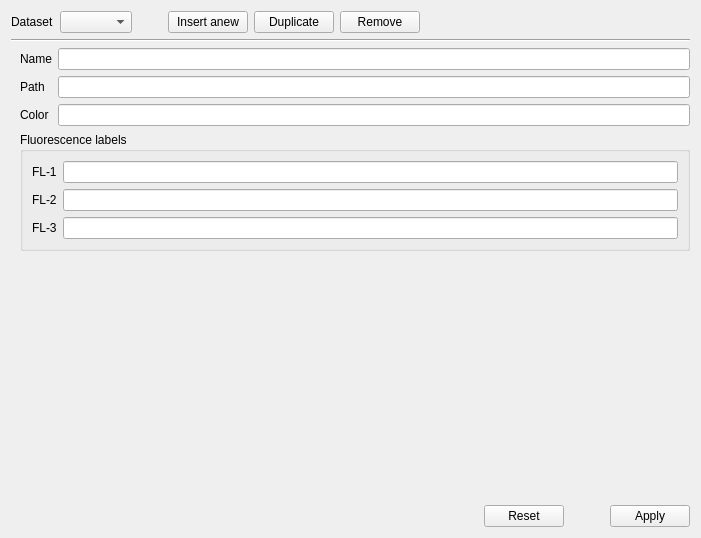
This is shapeout2/gui/analysis/ana_slot.ui in ZELLMECHANIK-DRESDEN/ShapeOut2 as Qt 5 draws it before an edit. The edited form follows.
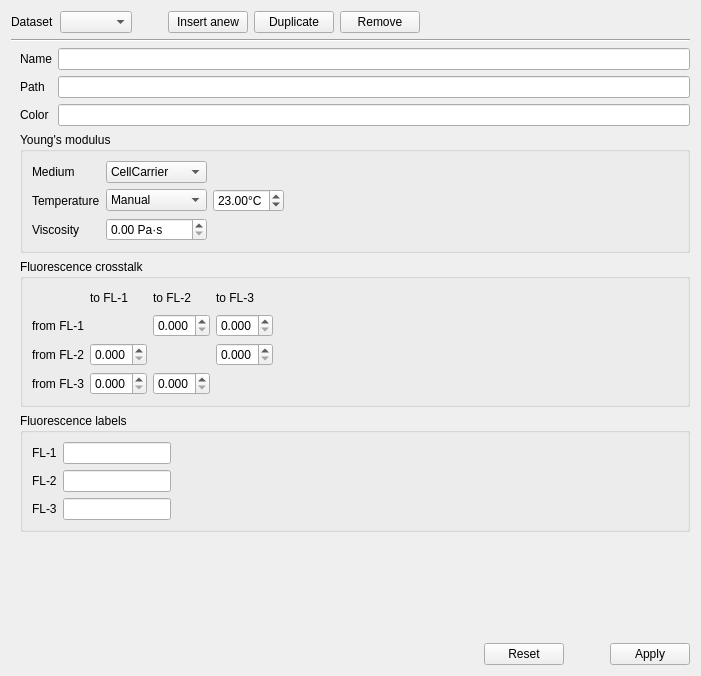
This is the edited form. Custom widgets are drawn as their Qt base class.

Commit message: add computation of emodulus and crosstalk

The edit to the form file:
```diff
--- a/shapeout2/gui/analysis/ana_slot.ui
+++ b/shapeout2/gui/analysis/ana_slot.ui
@@ -7,7 +7,7 @@
     <x>0</x>
     <y>0</y>
     <width>701</width>
-    <height>538</height>
+    <height>676</height>
    </rect>
   </property>
   <property name="windowTitle">
@@ -132,27 +132,284 @@
       </layout>
      </item>
      <item>
-      <widget class="QGroupBox" name="groupBox">
+      <widget class="QGroupBox" name="groupBox_2">
+       <property name="toolTip">
+        <string>These values are used to compute the Young's modulus.</string>
+       </property>
+       <property name="title">
+        <string>Young's modulus</string>
+       </property>
+       <layout class="QGridLayout" name="gridLayout_2">
+        <item row="0" column="0">
+         <widget class="QLabel" name="label_6">
+          <property name="text">
+           <string>Medium</string>
+          </property>
+         </widget>
+        </item>
+        <item row="1" column="0">
+         <widget class="QLabel" name="label_7">
+          <property name="text">
+           <string>Temperature</string>
+          </property>
+         </widget>
+        </item>
+        <item row="2" column="0">
+         <widget class="QLabel" name="label_8">
+          <property name="text">
+           <string>Viscosity</string>
+          </property>
+         </widget>
+        </item>
+        <item row="1" column="2">
+         <widget class="DoubleSpinBoxNan" name="doubleSpinBox_temp">
+          <property name="wrapping">
+           <bool>false</bool>
+          </property>
+          <property name="readOnly">
+           <bool>false</bool>
+          </property>
+          <property name="specialValueText">
+           <string/>
+          </property>
+          <property name="suffix">
+           <string>°C</string>
+          </property>
+          <property name="minimum">
+           <double>10.000000000000000</double>
+          </property>
+          <property name="maximum">
+           <double>35.000000000000000</double>
+          </property>
+          <property name="value">
+           <double>23.000000000000000</double>
+          </property>
+         </widget>
+        </item>
+        <item row="2" column="1">
+         <widget class="DoubleSpinBoxNan" name="doubleSpinBox_visc">
+          <property name="showGroupSeparator" stdset="0">
+           <bool>false</bool>
+          </property>
+          <property name="suffix">
+           <string> Pa·s</string>
+          </property>
+         </widget>
+        </item>
+        <item row="0" column="1">
+         <widget class="QComboBox" name="comboBox_medium">
+          <property name="editable">
+           <bool>false</bool>
+          </property>
+          <property name="currentIndex">
+           <number>0</number>
+          </property>
+          <item>
+           <property name="text">
+            <string>CellCarrier</string>
+           </property>
+          </item>
+          <item>
+           <property name="text">
+            <string>CellCarrier B</string>
+           </property>
+          </item>
+          <item>
+           <property name="text">
+            <string>water</string>
+           </property>
+          </item>
+          <item>
+           <property name="text">
+            <string>other</string>
+           </property>
+          </item>
+          <item>
+           <property name="text">
+            <string>unknown</string>
+           </property>
+          </item>
+         </widget>
+        </item>
+        <item row="1" column="3">
+         <spacer name="horizontalSpacer_3">
+          <property name="orientation">
+           <enum>Qt::Horizontal</enum>
+          </property>
+          <property name="sizeHint" stdset="0">
+           <size>
+            <width>40</width>
+            <height>20</height>
+           </size>
+          </property>
+         </spacer>
+        </item>
+        <item row="1" column="1">
+         <widget class="QComboBox" name="comboBox_temp">
+          <item>
+           <property name="text">
+            <string>Manual</string>
+           </property>
+          </item>
+         </widget>
+        </item>
+       </layout>
+      </widget>
+     </item>
+     <item>
+      <widget class="QGroupBox" name="groupBox_fl_cross">
+       <property name="toolTip">
+        <string>The cross-talk matrix facilitates the computation of corrected fluorescence values.</string>
+       </property>
+       <property name="title">
+        <string>Fluorescence crosstalk</string>
+       </property>
+       <layout class="QGridLayout" name="gridLayout_3">
+        <item row="2" column="0">
+         <widget class="QLabel" name="label_from_fl2">
+          <property name="text">
+           <string>from FL-2</string>
+          </property>
+         </widget>
+        </item>
+        <item row="0" column="2">
+         <widget class="QLabel" name="label_to_fl2">
+          <property name="text">
+           <string>to FL-2</string>
+          </property>
+         </widget>
+        </item>
+        <item row="0" column="1">
+         <widget class="QLabel" name="label_to_fl1">
+          <property name="text">
+           <string>to FL-1</string>
+          </property>
+         </widget>
+        </item>
+        <item row="0" column="3">
+         <widget class="QLabel" name="label_to_fl3">
+          <property name="text">
+           <string>to FL-3</string>
+          </property>
+         </widget>
+        </item>
+        <item row="1" column="0">
+         <widget class="QLabel" name="label_from_fl1">
+          <property name="text">
+           <string>from FL-1</string>
+          </property>
+         </widget>
+        </item>
+        <item row="3" column="0">
+         <widget class="QLabel" name="label_from_fl3">
+          <property name="text">
+           <string>from FL-3</string>
+          </property>
+         </widget>
+        </item>
+        <item row="0" column="4">
+         <spacer name="horizontalSpacer_6">
+          <property name="orientation">
+           <enum>Qt::Horizontal</enum>
+          </property>
+          <property name="sizeHint" stdset="0">
+           <size>
+            <width>40</width>
+            <height>20</height>
+           </size>
+          </property>
+         </spacer>
+        </item>
+        <item row="1" column="2">
+         <widget class="QDoubleSpinBox" name="doubleSpinBox_ct12">
+          <property name="decimals">
+           <number>3</number>
+          </property>
+          <property name="maximum">
+           <double>1.000000000000000</double>
+          </property>
+          <property name="singleStep">
+           <double>0.010000000000000</double>
+          </property>
+         </widget>
+        </item>
+        <item row="2" column="1">
+         <widget class="QDoubleSpinBox" name="doubleSpinBox_ct21">
+          <property name="decimals">
+           <number>3</number>
+          </property>
+          <property name="maximum">
+           <double>1.000000000000000</double>
+          </property>
+          <property name="singleStep">
+           <double>0.100000000000000</double>
+          </property>
+         </widget>
+        </item>
+        <item row="3" column="1">
+         <widget class="QDoubleSpinBox" name="doubleSpinBox_ct31">
+          <property name="decimals">
+           <number>3</number>
+          </property>
+          <property name="maximum">
+           <double>1.000000000000000</double>
+          </property>
+          <property name="singleStep">
+           <double>0.100000000000000</double>
+          </property>
+         </widget>
+        </item>
+        <item row="3" column="2">
+         <widget class="QDoubleSpinBox" name="doubleSpinBox_ct32">
+          <property name="decimals">
+           <number>3</number>
+          </property>
+          <property name="maximum">
+           <double>1.000000000000000</double>
+          </property>
+          <property name="singleStep">
+           <double>0.100000000000000</double>
+          </property>
+         </widget>
+        </item>
+        <item row="1" column="3">
+         <widget class="QDoubleSpinBox" name="doubleSpinBox_ct13">
+          <property name="decimals">
+           <number>3</number>
+          </property>
+          <property name="maximum">
+           <double>1.000000000000000</double>
+          </property>
+          <property name="singleStep">
+           <double>0.100000000000000</double>
+          </property>
+         </widget>
+        </item>
+        <item row="2" column="3">
+         <widget class="QDoubleSpinBox" name="doubleSpinBox_ct23">
+          <property name="decimals">
+           <number>3</number>
+          </property>
+          <property name="maximum">
+           <double>1.000000000000000</double>
+          </property>
+          <property name="singleStep">
+           <double>0.100000000000000</double>
+          </property>
+         </widget>
+        </item>
+       </layout>
+      </widget>
+     </item>
+     <item>
+      <widget class="QGroupBox" name="groupBox_fl_labels">
+       <property name="toolTip">
+        <string>Choose user-definde labels that will be used for axes labels.</string>
+       </property>
        <property name="title">
         <string>Fluorescence labels</string>
        </property>
-       <layout class="QFormLayout" name="formLayout">
-        <item row="0" column="0">
-         <widget class="QLabel" name="label_fl1">
-          <property name="text">
-           <string>FL-1</string>
-          </property>
-         </widget>
-        </item>
-        <item row="0" column="1">
-         <widget class="QLineEdit" name="lineEdit_fl1"/>
-        </item>
-        <item row="1" column="1">
-         <widget class="QLineEdit" name="lineEdit_fl2"/>
-        </item>
-        <item row="2" column="1">
-         <widget class="QLineEdit" name="lineEdit_fl3"/>
-        </item>
+       <layout class="QGridLayout" name="gridLayout_4">
         <item row="1" column="0">
          <widget class="QLabel" name="label_fl2">
           <property name="text">
@@ -160,6 +417,23 @@
           </property>
          </widget>
         </item>
+        <item row="0" column="0">
+         <widget class="QLabel" name="label_fl1">
+          <property name="text">
+           <string>FL-1</string>
+          </property>
+         </widget>
+        </item>
+        <item row="1" column="1">
+         <widget class="QLineEdit" name="lineEdit_fl2">
+          <property name="sizePolicy">
+           <sizepolicy hsizetype="Preferred" vsizetype="Fixed">
+            <horstretch>0</horstretch>
+            <verstretch>0</verstretch>
+           </sizepolicy>
+          </property>
+         </widget>
+        </item>
         <item row="2" column="0">
          <widget class="QLabel" name="label_fl3">
           <property name="text">
@@ -167,6 +441,39 @@
           </property>
          </widget>
         </item>
+        <item row="2" column="1">
+         <widget class="QLineEdit" name="lineEdit_fl3">
+          <property name="sizePolicy">
+           <sizepolicy hsizetype="Preferred" vsizetype="Fixed">
+            <horstretch>0</horstretch>
+            <verstretch>0</verstretch>
+           </sizepolicy>
+          </property>
+         </widget>
+        </item>
+        <item row="0" column="1">
+         <widget class="QLineEdit" name="lineEdit_fl1">
+          <property name="sizePolicy">
+           <sizepolicy hsizetype="Preferred" vsizetype="Fixed">
+            <horstretch>0</horstretch>
+            <verstretch>0</verstretch>
+           </sizepolicy>
+          </property>
+         </widget>
+        </item>
+        <item row="0" column="2">
+         <spacer name="horizontalSpacer_7">
+          <property name="orientation">
+           <enum>Qt::Horizontal</enum>
+          </property>
+          <property name="sizeHint" stdset="0">
+           <size>
+            <width>40</width>
+            <height>20</height>
+           </size>
+          </property>
+         </spacer>
+        </item>
        </layout>
       </widget>
      </item>
@@ -237,6 +544,13 @@
    </item>
   </layout>
  </widget>
+ <customwidgets>
+  <customwidget>
+   <class>DoubleSpinBoxNan</class>
+   <extends>QDoubleSpinBox</extends>
+   <header>shapeout2.gui.double_spin_box_nan</header>
+  </customwidget>
+ </customwidgets>
  <resources/>
  <connections/>
 </ui>
```
The commit also changes 8 other files.
